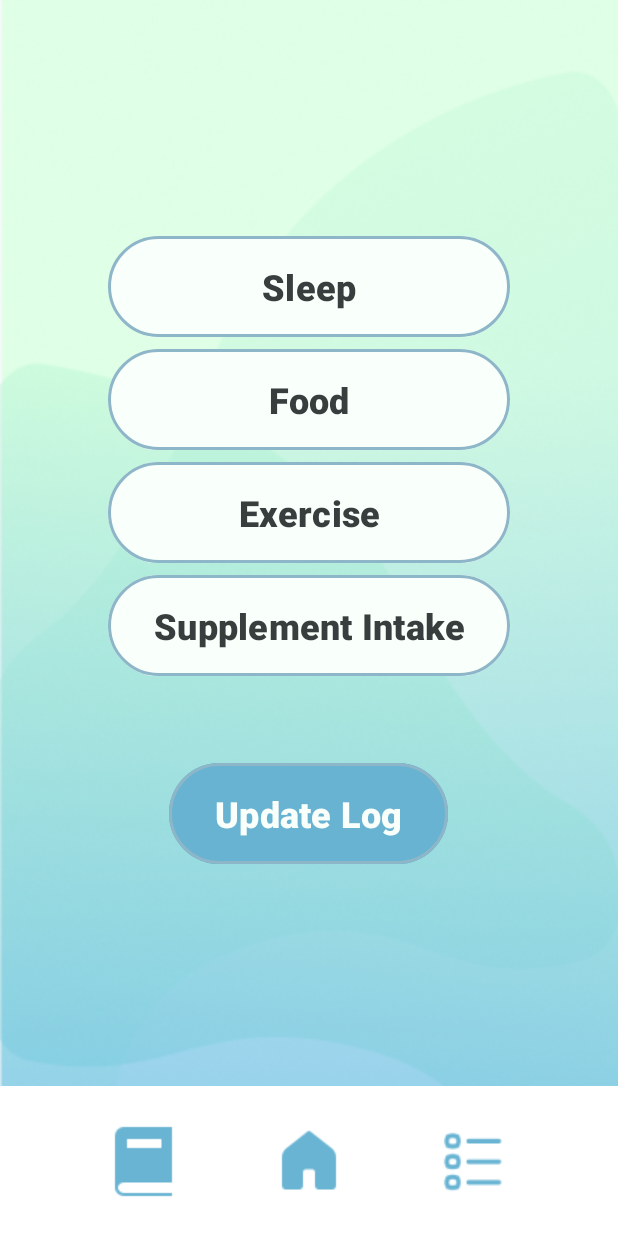
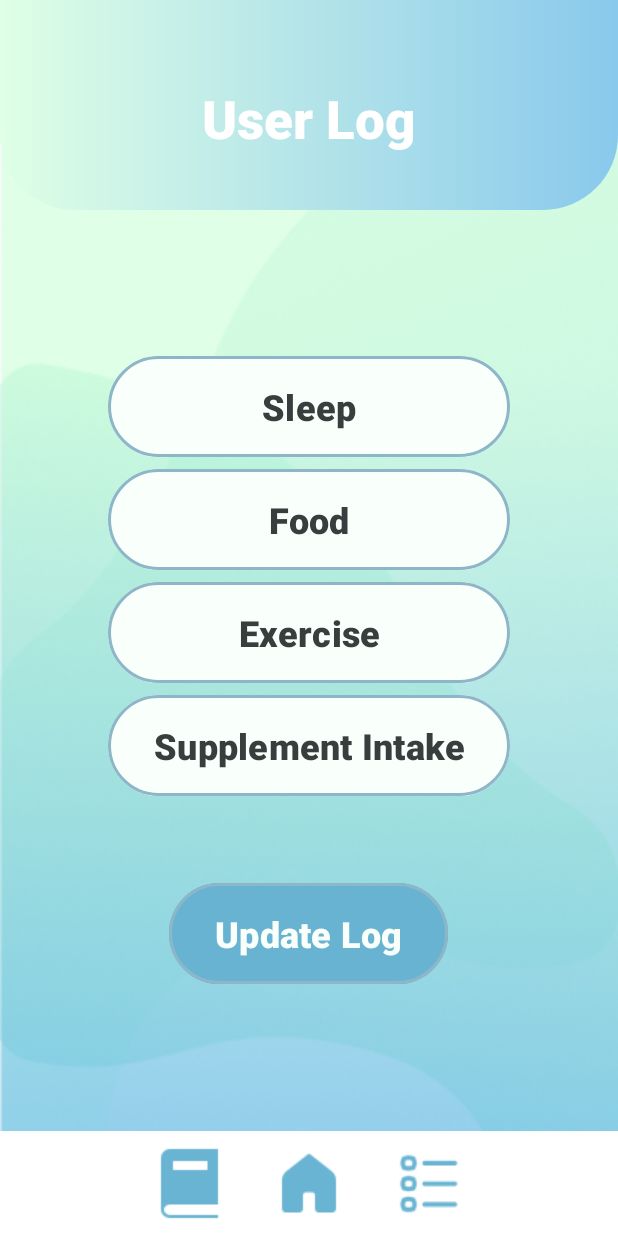
Before and after one commit to aidantrabs/SupplePet, an Android app: the SupplementLog screen opened directly, with no data from a screen before it, on a phone screen of 412 x 824 dp. Run offline under Robolectric (Android 15) with nearby library versions, the phone set to English and light mode, and no system bars.

Commit message:
Update supplement log activity layout

```diff
--- a/app/src/main/res/layout/activity_supplement_log.xml
+++ b/app/src/main/res/layout/activity_supplement_log.xml
@@ -6,6 +6,26 @@
     android:layout_height="match_parent"
     android:background="@drawable/background"
     tools:context=".SupplementLog">
+
+    <LinearLayout
+        android:layout_width="match_parent"
+        android:layout_height="190dp"
+        android:orientation="vertical"
+        android:background="@drawable/header"
+        android:layout_marginTop="-50dp"
+        android:padding="5dp">
+        <TextView
+            android:layout_width="match_parent"
+            android:layout_height="wrap_content"
+            android:textAlignment="center"
+            android:layout_gravity="center"
+            android:layout_marginTop="100dp"
+            android:text="@string/log_title"
+            android:textSize="35sp"
+            android:textColor="@color/white"
+            android:fontFamily="sans-serif-black">
+        </TextView>
+    </LinearLayout>
 
         <LinearLayout
             android:layout_width="match_parent"
@@ -18,6 +38,7 @@
                 android:id="@+id/btnSleep"
                 android:layout_width="268dp"
                 android:layout_height="75dp"
+                android:layout_marginTop="160dp"
                 android:backgroundTint="#F9FFFA"
                 android:baselineAligned="false"
                 android:text="@string/log_sleep"
@@ -114,36 +135,34 @@
 
     <com.google.android.material.bottomnavigation.BottomNavigationView
         android:layout_width="match_parent"
-        android:layout_height="100dp"
+        android:layout_height="70dp"
         android:layout_alignParentBottom="true"
         android:background="@color/white">
         <LinearLayout
             android:layout_width="wrap_content"
             android:layout_height="wrap_content"
-            android:layout_gravity="center"
-            >
+            android:layout_gravity="center">
             <ImageButton
                 android:id="@+id/book_button"
-                android:layout_width="110dp"
-                android:layout_height="100dp"
+                android:layout_width="80dp"
+                android:layout_height="50dp"
                 android:src="@drawable/book"
                 android:background="@color/white">
             </ImageButton>
             <ImageButton
                 android:id="@+id/home_button"
-                android:layout_width="110dp"
-                android:layout_height="100dp"
+                android:layout_width="80dp"
+                android:layout_height="50dp"
                 android:src="@drawable/home"
                 android:background="@color/white">
             </ImageButton>
             <ImageButton
                 android:id="@+id/check_button"
-                android:layout_width="110dp"
-                android:layout_height="100dp"
+                android:layout_width="80dp"
+                android:layout_height="50dp"
                 android:src="@drawable/check"
                 android:background="@color/white">
             </ImageButton>
         </LinearLayout>
     </com.google.android.material.bottomnavigation.BottomNavigationView>
-
 </RelativeLayout>
```
